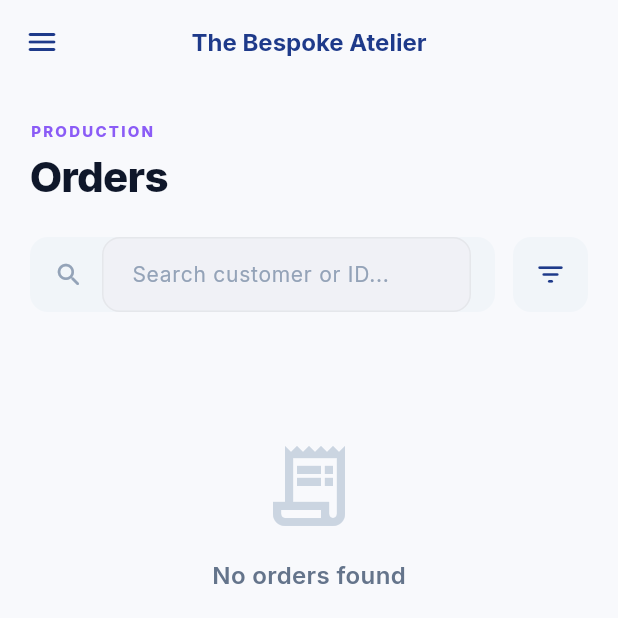
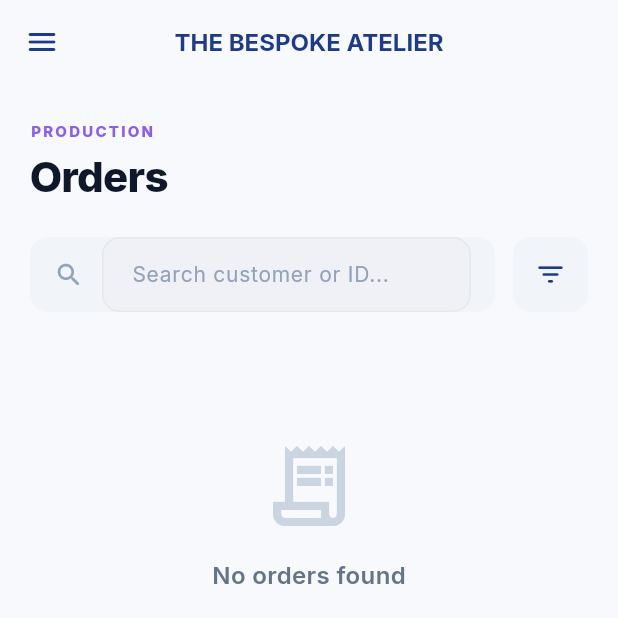
Before and after one commit to sharad8855/clothes, a Flutter app: the OrderManagementScreen screen opened directly, on a phone screen of 412 x 824 dp, the top half of it. Run offline on Flutter 3.47's test engine with Material 3 defaults, Android fonts, the phone set to English and light mode, and no system bars; our stand-ins replace flutter_secure_storage, google_fonts, shared_preferences; accounts and stored records are empty; network calls fail.

Commit message:
worked on add transaltion login provide order management

```diff
--- a/lib/languages/english_language.dart
+++ b/lib/languages/english_language.dart
@@ -161,4 +161,13 @@ const Map<String, String> englishStrings = {
   'low_stock_upper': 'LOW STOCK',
   'client_label': 'Client: ',
   'due_label': 'Due: ',
+
+  // ── Orders Management Screen ──
+  'production_label': 'PRODUCTION',
+  'orders_title': 'Orders',
+  'search_customer_or_id': 'Search customer or ID...',
+  'no_orders_found': 'No orders found',
+  'created_by': 'Created by:',
+  'inv_prefix': 'INV:',
+  'total_count_label': '{count} Total',
 };
--- a/lib/languages/hindi_language.dart
+++ b/lib/languages/hindi_language.dart
@@ -161,4 +161,13 @@ const Map<String, String> hindiStrings = {
   'low_stock_upper': 'कम स्टॉक',
   'client_label': 'क्लाइंट: ',
   'due_label': 'नियत: ',
+
+  // ── Orders Management Screen ──
+  'production_label': 'प्रोडक्शन',
+  'orders_title': 'ऑर्डर',
+  'search_customer_or_id': 'ग्राहक या आईडी खोजें...',
+  'no_orders_found': 'कोई ऑर्डर नहीं मिला',
+  'created_by': 'द्वारा बनाया गया:',
+  'inv_prefix': 'INV:',
+  'total_count_label': '{count} कुल',
 };
--- a/lib/languages/marathi_language.dart
+++ b/lib/languages/marathi_language.dart
@@ -161,4 +161,13 @@ const Map<String, String> marathiStrings = {
   'low_stock_upper': 'कमी स्टॉक',
   'client_label': 'क्लायंट: ',
   'due_label': 'देय: ',
+
+  // ── Orders Management Screen ──
+  'production_label': 'उत्पादन',
+  'orders_title': 'ऑर्डर',
+  'search_customer_or_id': 'ग्राहक किंवा आयडी शोधा...',
+  'no_orders_found': 'कोणतेही ऑर्डर आढळले नाही',
+  'created_by': 'तयार केले:',
+  'inv_prefix': 'INV:',
+  'total_count_label': '{count} एकूण',
 };
--- a/lib/providers/login_provider.dart
+++ b/lib/providers/login_provider.dart
@@ -32,6 +32,12 @@ class LoginProvider extends ChangeNotifier {
     _credential = value;
     _credentialError = null;
     _apiError = null;
+
+    final digitsOnly = _credential.replaceAll(RegExp(r'\D'), '');
+    if (digitsOnly.length > 10) {
+      _credentialError = 'Mobile number cannot exceed 10 digits';
+    }
+
     notifyListeners();
   }
 
@@ -88,6 +94,9 @@ class LoginProvider extends ChangeNotifier {
       final digitsOnly = _credential.replaceAll(RegExp(r'\D'), '');
       if (digitsOnly.length < 10) {
         _credentialError = 'Enter a valid 10-digit mobile number';
+        valid = false;
+      } else if (digitsOnly.length > 10) {
+        _credentialError = 'Mobile number cannot exceed 10 digits';
         valid = false;
       }
     }
--- a/lib/screens/orders/order_management_screen.dart
+++ b/lib/screens/orders/order_management_screen.dart
@@ -8,6 +8,7 @@ import '../shell/widgets/app_drawer.dart';
 import 'order_details_screen.dart';
 import '../../providers/profile_provider.dart';
 import '../profile/profile_screen.dart';
+import '../../utils/localization/localization_extension.dart';
 
 class OrderManagementScreen extends StatefulWidget {
   const OrderManagementScreen({super.key});
@@ -106,7 +107,7 @@ class _OrderManagementScreenState extends State<OrderManagementScreen> {
       ),
       centerTitle: true,
       title: Text(
-        'The Bespoke Atelier',
+        context.bespokeAtelier,
         style: GoogleFonts.inter(
           fontSize: 16,
           fontWeight: FontWeight.w700,
@@ -122,7 +123,7 @@ class _OrderManagementScreenState extends State<OrderManagementScreen> {
       crossAxisAlignment: CrossAxisAlignment.start,
       children: [
         Text(
-          'PRODUCTION',
+          context.productionLabel,
           style: GoogleFonts.inter(
             fontSize: 10,
             fontWeight: FontWeight.w800,
@@ -135,7 +136,7 @@ class _OrderManagementScreenState extends State<OrderManagementScreen> {
           mainAxisAlignment: MainAxisAlignment.spaceBetween,
           children: [
             Text(
-              'Orders',
+              context.ordersTitle,
               style: GoogleFonts.inter(
                 fontSize: 28,
                 fontWeight: FontWeight.w800,
@@ -151,7 +152,7 @@ class _OrderManagementScreenState extends State<OrderManagementScreen> {
                   borderRadius: BorderRadius.circular(10),
                 ),
                 child: Text(
-                  '${provider.totalCount} Total',
+                  context.totalCountLabel.replaceAll('{count}', '${provider.totalCount}'),
                   style: GoogleFonts.inter(
                     fontSize: 12,
                     fontWeight: FontWeight.w700,
@@ -198,7 +199,7 @@ class _OrderManagementScreenState extends State<OrderManagementScreen> {
                       color: const Color(0xFF1E293B),
                     ),
                     decoration: InputDecoration(
-                      hintText: 'Search customer or ID...',
+                      hintText: context.searchCustomerOrId,
                       border: InputBorder.none,
                       isDense: true,
                       hintStyle: GoogleFonts.inter(
@@ -256,7 +257,7 @@ class _OrderManagementScreenState extends State<OrderManagementScreen> {
               const Icon(Icons.receipt_long_outlined, size: 64, color: Color(0xFFCBD5E1)),
               const SizedBox(height: 16),
               Text(
-                'No orders found',
+                context.noOrdersFound,
                 style: GoogleFonts.inter(
                   fontSize: 16,
                   fontWeight: FontWeight.w600,
@@ -383,7 +384,7 @@ class _OrderManagementScreenState extends State<OrderManagementScreen> {
                       ),
                       const SizedBox(height: 2),
                       Text(
-                        'INV: ${order.billNumber}',
+                        '${context.invPrefix} ${order.billNumber}',
                         style: GoogleFonts.inter(
                           fontSize: 12,
                           fontWeight: FontWeight.w500,
@@ -447,7 +448,7 @@ class _OrderManagementScreenState extends State<OrderManagementScreen> {
                   ),
                   const SizedBox(width: 8),
                   Text(
-                    'Created by:',
+                    context.createdBy,
                     style: GoogleFonts.inter(
                       fontSize: 11,
                       fontWeight: FontWeight.w500,
--- a/lib/utils/localization/app_localizations.dart
+++ b/lib/utils/localization/app_localizations.dart
@@ -717,6 +717,15 @@ class AppLocalizations {
   String get overCapacity => translate('over_capacity');
   String get capacityLabel => translate('capacity_label');
   String get onboardNewArtisan => translate('onboard_new_artisan');
+
+  // ── Orders Management Screen ──
+  String get productionLabel => translate('production_label');
+  String get ordersTitle => translate('orders_title');
+  String get searchCustomerOrId => translate('search_customer_or_id');
+  String get noOrdersFound => translate('no_orders_found');
+  String get createdBy => translate('created_by');
+  String get invPrefix => translate('inv_prefix');
+  String get totalCountLabel => translate('total_count_label');
   // ── Gallery Screen ──
   String get galleryCuratedPortfolio => translate('gallery_curated_portfolio');
   String get galleryArchiveOfExcellence => translate('gallery_archive_of_excellence');
--- a/lib/utils/localization/localization_extension.dart
+++ b/lib/utils/localization/localization_extension.dart
@@ -131,6 +131,16 @@ extension LocalizationExtension on BuildContext {
   String get capacityLabel => _l10n?.capacityLabel ?? 'Capacity:';
   String get onboardNewArtisan => _l10n?.onboardNewArtisan ?? 'Onboard New Artisan';
   String get retry => _l10n?.retry ?? 'Retry';
+
+  // ── Orders Management Screen ──
+  String get productionLabel => _l10n?.productionLabel ?? 'PRODUCTION';
+  String get ordersTitle => _l10n?.ordersTitle ?? 'Orders';
+  String get searchCustomerOrId => _l10n?.searchCustomerOrId ?? 'Search customer or ID...';
+  String get noOrdersFound => _l10n?.noOrdersFound ?? 'No orders found';
+  String get createdBy => _l10n?.createdBy ?? 'Created by:';
+  String get invPrefix => _l10n?.invPrefix ?? 'INV:';
+  String get totalCountLabel => _l10n?.totalCountLabel ?? '{count} Total';
+
   // ── Gallery Screen ──
   String get galleryCuratedPortfolio => _l10n?.galleryCuratedPortfolio ?? 'CURATED PORTFOLIO';
   String get galleryArchiveOfExcellence => _l10n?.galleryArchiveOfExcellence ?? 'Archive of\nExcellence';
```
